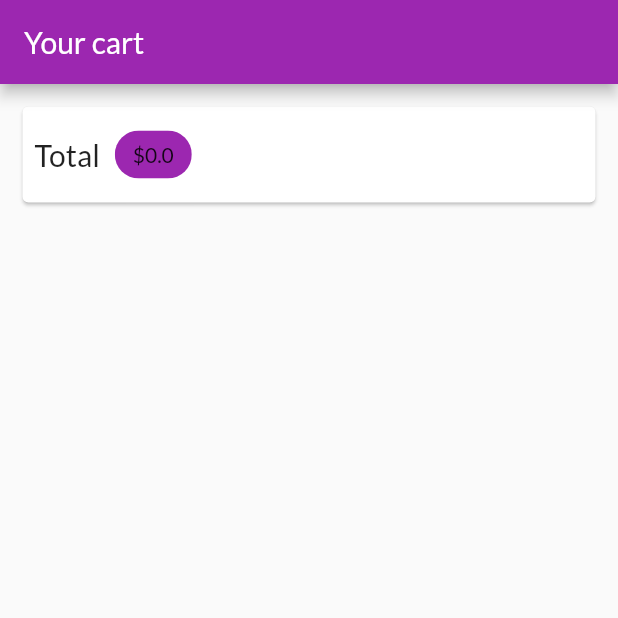
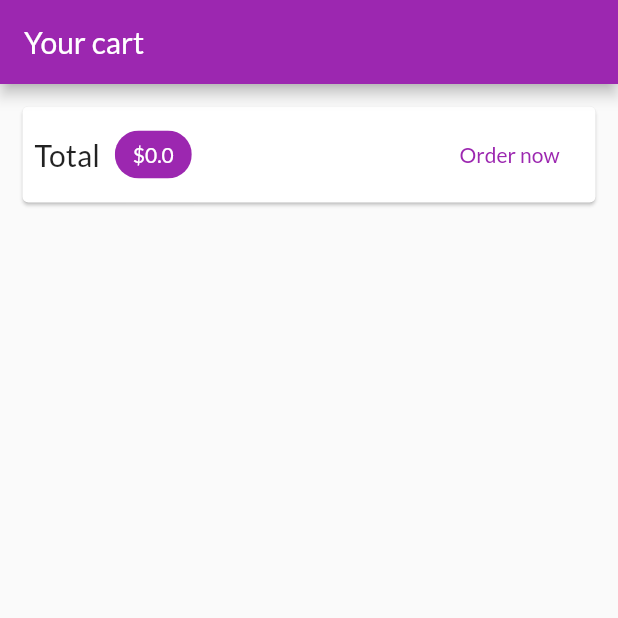
Before and after one commit to maxkucher/flutter-expenses-app, a Flutter app: the CartScreen screen opened directly, on a phone screen of 412 x 824 dp, the top half of it. Run offline on Flutter 3.47's test engine with Material 2 defaults, Android fonts, the phone set to English and light mode, and no system bars; statements that could not run were skipped.

```diff
--- a/lib/screens/cart_screen.dart
+++ b/lib/screens/cart_screen.dart
@@ -1,9 +1,12 @@
 import 'package:flutter/material.dart';
 import 'package:provider/provider.dart';
+import 'package:tasks_app/models/cart_item.dart';
 import 'package:tasks_app/providers/cart.dart';
+import 'package:tasks_app/widgets/cart_list_item.dart';
 
 class CartScreen extends StatelessWidget {
   static const routeName = '/cart';
+
   @override
   Widget build(BuildContext context) {
     final cart = Provider.of<Cart>(context);
@@ -19,22 +22,50 @@ class CartScreen extends StatelessWidget {
             child: Padding(
                 padding: EdgeInsets.all(8),
                 child: Row(
+                  mainAxisAlignment: MainAxisAlignment.spaceAround,
                   children: <Widget>[
-                  Text('Total',
+                    Text(
+                      'Total',
+                      style: TextStyle(fontSize: 20),
+                    ),
+                    SizedBox(
+                      width: 10,
+                    ),
+                    Chip(
+                      label: Text(
+                        '\$${cart.totalAmount}',
                         style: TextStyle(
-                    fontSize: 20
+                            color:
+                                Theme.of(context).primaryTextTheme.title.color),
                       ),
+                      backgroundColor: Theme.of(context).primaryColor,
                     ),
-                  SizedBox(width: 10),
-                  Chip(label: Text('\$${cart.totalAmount}'),
-                  backgroundColor: Theme.of(context).primaryColor,)
+                    Spacer(),
+                    FlatButton(
+                      onPressed: () {},
+                      child: Text('Order now'),
+                      textColor: Theme.of(context).primaryColor,
+                    )
                   ],
-              )
+                )),
           ),
-          )
+          SizedBox(height: 10),
+          Expanded(
+              child: ListView.builder(
+            itemCount: cart.itemCount,
+            itemBuilder: (ctx, i) {
+              CartItem cartItem = cart.items.values.toList()[i];
+              String productId = cart.items.keys.toList()[i];
+              return CartListItem(
+                  productId: productId,
+                  id: cartItem.id,
+                  price: cartItem.price,
+                  quantity: cartItem.quantity,
+                  title: cartItem.title);
+            },
+          ))
         ],
       ),
     );
   }
-
 }
```
Also changed, not shown: lib/providers/cart.dart (+8 -5 lines), lib/widgets/cart_list_item.dart (added, +56 -0 lines). Lines whose indentation alone changed are shown as unchanged.
